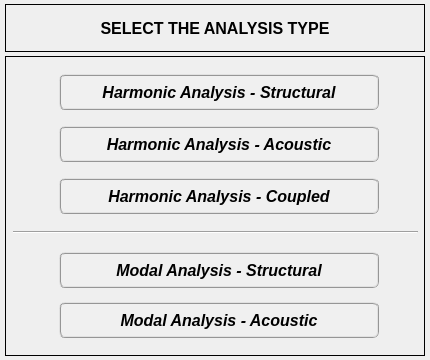
Old version of the form data/ui_files/analysis/analysis_type_input.ui in the repository MOPT-UFSC/VIBRA.
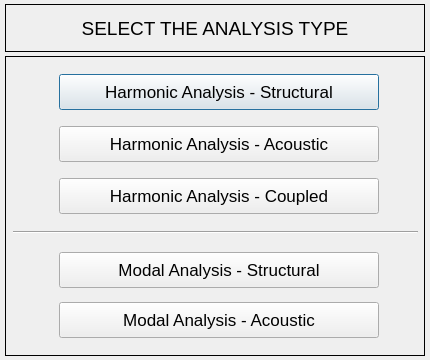
New version of the form. Icons and pictures are not drawn.

Commit message: Font and size adjustments

Patch:
```diff
--- a/data/ui_files/analysis/analysis_type_input.ui
+++ b/data/ui_files/analysis/analysis_type_input.ui
@@ -88,13 +88,16 @@
        <widget class="QLabel" name="label">
         <property name="font">
          <font>
-          <family>Arial</family>
-          <pointsize>12</pointsize>
-          <weight>75</weight>
+          <family>Segoe UI</family>
+          <pointsize>14</pointsize>
+          <weight>50</weight>
           <italic>false</italic>
-          <bold>true</bold>
+          <bold>false</bold>
          </font>
         </property>
+        <property name="styleSheet">
+         <string notr="true">font: 14pt &quot;Segoe UI&quot;;</string>
+        </property>
         <property name="text">
          <string>SELECT THE ANALYSIS TYPE</string>
         </property>
@@ -152,17 +155,15 @@
       </property>
       <property name="font">
        <font>
-        <family>Arial</family>
-        <pointsize>12</pointsize>
-        <weight>75</weight>
-        <italic>true</italic>
-        <bold>true</bold>
+        <family>Segoe UI</family>
+        <pointsize>13</pointsize>
+        <weight>50</weight>
+        <italic>false</italic>
+        <bold>false</bold>
        </font>
       </property>
       <property name="styleSheet">
-       <string notr="true">QPushButton{border-radius: 6px; border-color: rgb(150, 150, 150); border-style: ridge; border-width: 2px; color: rgb(0, 0, 0); background-color: rgb(240, 240, 240); font: 75 italic bold 12pt &quot;Arial&quot;}
-QPushButton:hover{border-radius: 6px; border-color: rgb(0, 170, 255); border-style: ridge; border-width: 2px; color: rgb(0, 0, 0); background-color: rgba(174, 213, 255, 100); font: 75 italic bold 12pt &quot;Arial&quot;}
-QPushButton:pressed{border-radius: 6px; border-color: rgb(0, 170, 255); border-style: ridge; border-width: 3px; color: rgb(0, 0, 0); background-color: rgb(174, 213, 255); font: 75 italic bold 12pt &quot;Arial&quot;}</string>
+       <string notr="true">font: 13pt &quot;Segoe UI&quot;;</string>
       </property>
       <property name="text">
        <string>Harmonic Analysis - Structural</string>
@@ -208,17 +209,15 @@
       </property>
       <property name="font">
        <font>
-        <family>Arial</family>
-        <pointsize>12</pointsize>
-        <weight>75</weight>
-        <italic>true</italic>
-        <bold>true</bold>
+        <family>Segoe UI</family>
+        <pointsize>13</pointsize>
+        <weight>50</weight>
+        <italic>false</italic>
+        <bold>false</bold>
        </font>
       </property>
       <property name="styleSheet">
-       <string notr="true">QPushButton{border-radius: 6px; border-color: rgb(150, 150, 150); border-style: ridge; border-width: 2px; color: rgb(0, 0, 0); background-color: rgb(240, 240, 240); font: 75 italic bold 12pt &quot;Arial&quot;}
-QPushButton:hover{border-radius: 6px; border-color: rgb(0, 170, 255); border-style: ridge; border-width: 2px; color: rgb(0, 0, 0); background-color: rgba(174, 213, 255, 100); font: 75 italic bold 12pt &quot;Arial&quot;}
-QPushButton:pressed{border-radius: 6px; border-color: rgb(0, 170, 255); border-style: ridge; border-width: 3px; color: rgb(0, 0, 0); background-color: rgb(174, 213, 255); font: 75 italic bold 12pt &quot;Arial&quot;}</string>
+       <string notr="true">font: 13pt &quot;Segoe UI&quot;;</string>
       </property>
       <property name="text">
        <string>Harmonic Analysis - Acoustic</string>
@@ -247,17 +246,15 @@
       </property>
       <property name="font">
        <font>
-        <family>Arial</family>
-        <pointsize>12</pointsize>
-        <weight>75</weight>
-        <italic>true</italic>
-        <bold>true</bold>
+        <family>Segoe UI</family>
+        <pointsize>13</pointsize>
+        <weight>50</weight>
+        <italic>false</italic>
+        <bold>false</bold>
        </font>
       </property>
       <property name="styleSheet">
-       <string notr="true">QPushButton{border-radius: 6px; border-color: rgb(150, 150, 150); border-style: ridge; border-width: 2px; color: rgb(0, 0, 0); background-color: rgb(240, 240, 240); font: 75 italic bold 12pt &quot;Arial&quot;}
-QPushButton:hover{border-radius: 6px; border-color: rgb(0, 170, 255); border-style: ridge; border-width: 2px; color: rgb(0, 0, 0); background-color: rgba(174, 213, 255, 100); font: 75 italic bold 12pt &quot;Arial&quot;}
-QPushButton:pressed{border-radius: 6px; border-color: rgb(0, 170, 255); border-style: ridge; border-width: 3px; color: rgb(0, 0, 0); background-color: rgb(174, 213, 255); font: 75 italic bold 12pt &quot;Arial&quot;}</string>
+       <string notr="true">font: 13pt &quot;Segoe UI&quot;;</string>
       </property>
       <property name="text">
        <string>Harmonic Analysis - Coupled</string>
@@ -286,17 +283,15 @@
       </property>
       <property name="font">
        <font>
-        <family>Arial</family>
-        <pointsize>12</pointsize>
-        <weight>75</weight>
-        <italic>true</italic>
-        <bold>true</bold>
+        <family>Segoe UI</family>
+        <pointsize>13</pointsize>
+        <weight>50</weight>
+        <italic>false</italic>
+        <bold>false</bold>
        </font>
       </property>
       <property name="styleSheet">
-       <string notr="true">QPushButton{border-radius: 6px; border-color: rgb(150, 150, 150); border-style: ridge; border-width: 2px; color: rgb(0, 0, 0); background-color: rgb(240, 240, 240); font: 75 italic bold 12pt &quot;Arial&quot;}
-QPushButton:hover{border-radius: 6px; border-color: rgb(0, 170, 255); border-style: ridge; border-width: 2px; color: rgb(0, 0, 0); background-color: rgba(174, 213, 255, 100); font: 75 italic bold 12pt &quot;Arial&quot;}
-QPushButton:pressed{border-radius: 6px; border-color: rgb(0, 170, 255); border-style: ridge; border-width: 3px; color: rgb(0, 0, 0); background-color: rgb(174, 213, 255); font: 75 italic bold 12pt &quot;Arial&quot;}</string>
+       <string notr="true">font: 13pt &quot;Segoe UI&quot;;</string>
       </property>
       <property name="text">
        <string>Modal Analysis - Structural</string>
@@ -325,17 +320,16 @@
       </property>
       <property name="font">
        <font>
-        <family>Arial</family>
-        <pointsize>12</pointsize>
-        <weight>75</weight>
-        <italic>true</italic>
-        <bold>true</bold>
+        <family>Segoe UI</family>
+        <pointsize>13</pointsize>
+        <weight>50</weight>
+        <italic>false</italic>
+        <bold>false</bold>
        </font>
       </property>
       <property name="styleSheet">
-       <string notr="true">QPushButton{border-radius: 6px; border-color: rgb(150, 150, 150); border-style: ridge; border-width: 2px; color: rgb(0, 0, 0); background-color: rgb(240, 240, 240); font: 75 italic bold 12pt &quot;Arial&quot;}
-QPushButton:hover{border-radius: 6px; border-color: rgb(0, 170, 255); border-style: ridge; border-width: 2px; color: rgb(0, 0, 0); background-color: rgba(174, 213, 255, 100); font: 75 italic bold 12pt &quot;Arial&quot;}
-QPushButton:pressed{border-radius: 6px; border-color: rgb(0, 170, 255); border-style: ridge; border-width: 3px; color: rgb(0, 0, 0); background-color: rgb(174, 213, 255); font: 75 italic bold 12pt &quot;Arial&quot;}</string>
+       <string notr="true">font: 13pt &quot;Segoe UI&quot;;
+</string>
       </property>
       <property name="text">
        <string>Modal Analysis - Acoustic</string>
```
Left out of the diff: 4 changed lines with no effect on the pictures. The commit also changes 4 other files.
